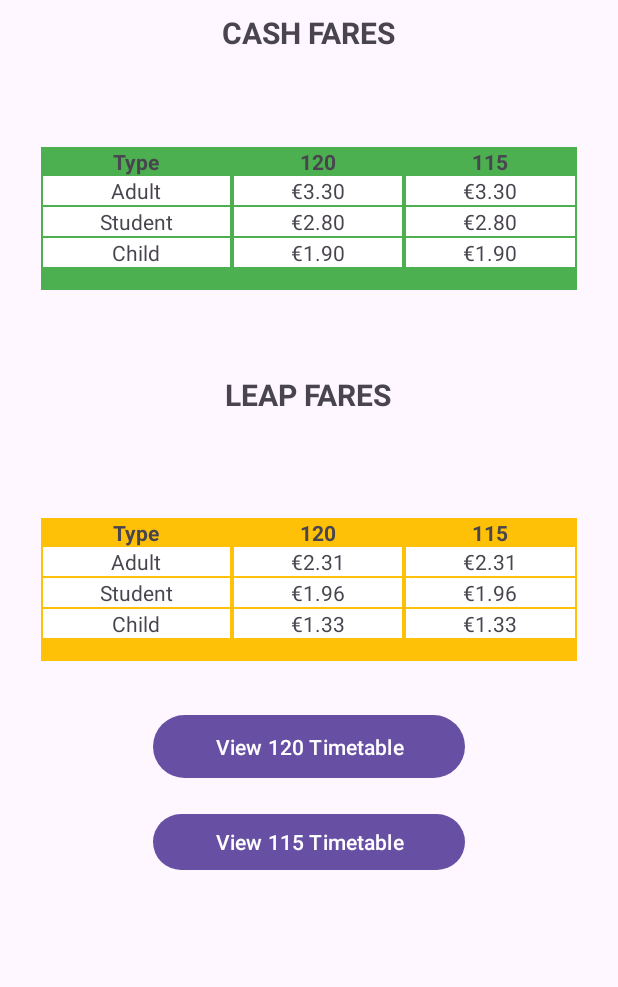
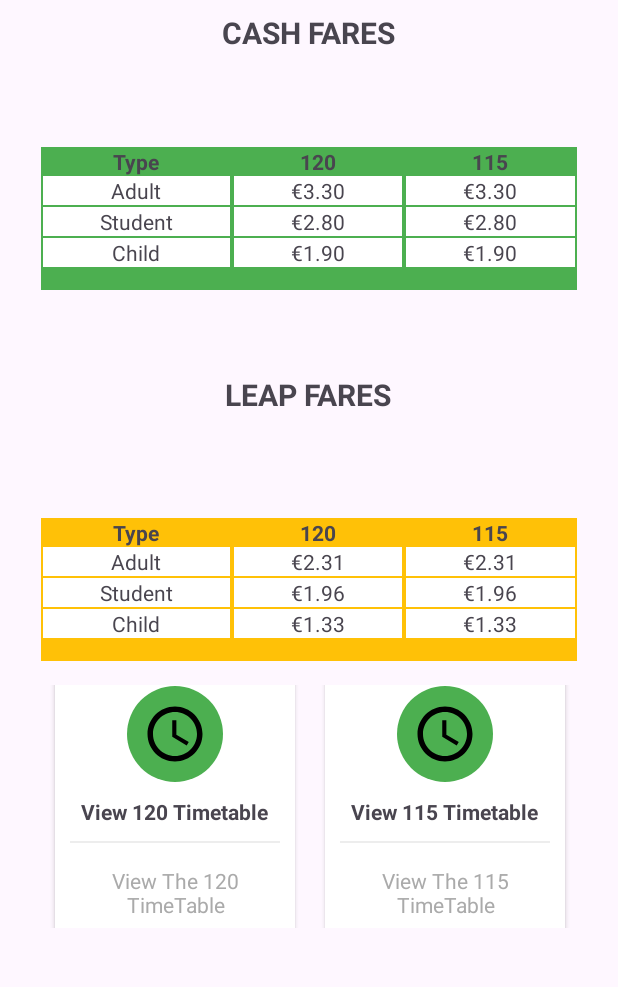
Before and after one commit to elialuko/FinalYearProject, an Android app: the Fares screen opened directly, with no data from a screen before it, on a phone screen of 412 x 824 dp, the part 231-1218 px from its top. Run offline under Robolectric (Android 15) with nearby library versions, the phone set to English and light mode, and no system bars.

Commit message:
Initial Commit

```diff
--- a/app/src/main/AndroidManifest.xml
+++ b/app/src/main/AndroidManifest.xml
@@ -18,6 +18,12 @@
         android:theme="@style/Theme.Busbooking"
         android:usesCleartextTraffic="true"
         tools:targetApi="31">
+        <activity
+            android:name=".EditUser"
+            android:exported="false" />
+        <activity
+            android:name=".Profile"
+            android:exported="false" />
         <activity
             android:name=".ReportAnalytics"
             android:exported="false" />
--- a/app/src/main/java/com/example/busbooking/Fares.java
+++ b/app/src/main/java/com/example/busbooking/Fares.java
@@ -1,39 +1,45 @@
 package com.example.busbooking;
 
 import androidx.appcompat.app.AppCompatActivity;
+import androidx.cardview.widget.CardView;
 
 import android.content.Intent;
 import android.os.Bundle;
 import android.view.View;
 import android.widget.Button;
 
-public class Fares extends AppCompatActivity {
+public class Fares extends AppCompatActivity implements View.OnClickListener{
     Button timetable1, timetable2;
+    CardView onetwenty, oneonefive;
 
     @Override
     protected void onCreate(Bundle savedInstanceState) {
         super.onCreate(savedInstanceState);
         setContentView(R.layout.activity_fares);
-        timetable1 = findViewById(R.id.timetable1);
-        timetable2 = findViewById(R.id.timetable2);
+        //timetable1 = findViewById(R.id.timetable1);
+        //timetable2 = findViewById(R.id.timetable2);
+        onetwenty = findViewById(R.id.onetwenty_card);
+        oneonefive = findViewById(R.id.oneonefive_card);
 
-        timetable1.setOnClickListener(new View.OnClickListener() {
-            @Override
-            public void onClick(View v) {
+        onetwenty.setOnClickListener(this);
+        oneonefive.setOnClickListener(this);
+    }
 
-                Intent i = new Intent(getApplicationContext(), Timetable120.class);
+    @Override
+    public void onClick(View v) {
+
+        Intent i;
+        String tag = (String) v.getTag();
+
+        switch (tag){
+            case "onetwenty" : i = new Intent(getApplicationContext(),Timetable120.class);
                 i.putExtra("pdf_120","https://www.transportforireland.ie/wp-content/uploads/2019/12/GAI_TFI-120-120C-1.pdf");
                 startActivity(i);
-            }
-        });
-
-        timetable2.setOnClickListener(new View.OnClickListener() {
-            @Override
-            public void onClick(View v) {
-                Intent i = new Intent(getApplicationContext(), Timetable115.class);
+                break;
+                case "oneonefive" : i = new Intent(getApplicationContext(),Timetable115.class);
                 i.putExtra("pdf_115","https://www.buseireann.ie/timetables/115-1700571622.pdf");
                 startActivity(i);
-            }
-        });
+                break;
     }
 }
+}
--- a/app/src/main/java/com/example/busbooking/Welcome.java
+++ b/app/src/main/java/com/example/busbooking/Welcome.java
@@ -50,7 +50,7 @@ public class Welcome extends AppCompatActivity implements View.OnClickListener {
             case "reports" : i = new Intent(Welcome.this, Reports.class);
             startActivity(i);
             break;
-            case "tickets" : i = new Intent(Welcome.this, com.example.busbooking.List.class);
+            case "tickets" : i = new Intent(Welcome.this, Profile.class);
             startActivity(i);
             break;
             case "analytics" : i = new Intent(Welcome.this, Analytics.class);
--- /dev/null
+++ b/app/src/main/res/drawable/baseline_account_box_24.xml
@@ -0,0 +1,5 @@
+<vector android:height="24dp" android:tint="#000000"
+    android:viewportHeight="24" android:viewportWidth="24"
+    android:width="24dp" xmlns:android="http://schemas.android.com/apk/res/android">
+    <path android:fillColor="@android:color/white" android:pathData="M19,3H5C3.9,3 3,3.9 3,5v14c0,1.1 0.9,2 2,2h14c1.1,0 2,-0.9 2,-2V5C21,3.9 20.1,3 19,3zM12,6c1.93,0 3.5,1.57 3.5,3.5c0,1.93 -1.57,3.5 -3.5,3.5s-3.5,-1.57 -3.5,-3.5C8.5,7.57 10.07,6 12,6zM19,19H5v-0.23c0,-0.62 0.28,-1.2 0.76,-1.58C7.47,15.82 9.64,15 12,15s4.53,0.82 6.24,2.19c0.48,0.38 0.76,0.97 0.76,1.58V19z"/>
+</vector>
--- /dev/null
+++ b/app/src/main/res/drawable/baseline_build_24.xml
@@ -0,0 +1,5 @@
+<vector android:height="24dp" android:tint="#000000"
+    android:viewportHeight="24" android:viewportWidth="24"
+    android:width="24dp" xmlns:android="http://schemas.android.com/apk/res/android">
+    <path android:fillColor="@android:color/white" android:pathData="M22.7,19l-9.1,-9.1c0.9,-2.3 0.4,-5 -1.5,-6.9 -2,-2 -5,-2.4 -7.4,-1.3L9,6 6,9 1.6,4.7C0.4,7.1 0.9,10.1 2.9,12.1c1.9,1.9 4.6,2.4 6.9,1.5l9.1,9.1c0.4,0.4 1,0.4 1.4,0l2.3,-2.3c0.5,-0.4 0.5,-1.1 0.1,-1.4z"/>
+</vector>
--- /dev/null
+++ b/app/src/main/res/drawable/baseline_schedule_24.xml
@@ -0,0 +1,6 @@
+<vector android:height="24dp" android:tint="#000000"
+    android:viewportHeight="24" android:viewportWidth="24"
+    android:width="24dp" xmlns:android="http://schemas.android.com/apk/res/android">
+    <path android:fillColor="@android:color/white" android:pathData="M11.99,2C6.47,2 2,6.48 2,12s4.47,10 9.99,10C17.52,22 22,17.52 22,12S17.52,2 11.99,2zM12,20c-4.42,0 -8,-3.58 -8,-8s3.58,-8 8,-8 8,3.58 8,8 -3.58,8 -8,8z"/>
+    <path android:fillColor="@android:color/white" android:pathData="M12.5,7H11v6l5.25,3.15 0.75,-1.23 -4.5,-2.67z"/>
+</vector>
--- a/app/src/main/res/layout/activity_fares.xml
+++ b/app/src/main/res/layout/activity_fares.xml
@@ -337,24 +337,110 @@
 
     </TableLayout>
 
-    <Button
-        android:id="@+id/timetable1"
-        android:layout_width="208dp"
-        android:layout_height="50dp"
-        android:layout_marginTop="32dp"
-        android:text="View 120 Timetable"
+    <LinearLayout
+        android:layout_width="419dp"
+        android:layout_height="162dp"
+        android:layout_marginTop="16dp"
+        android:clipToPadding="false"
+        android:gravity="center"
         app:layout_constraintEnd_toEndOf="parent"
         app:layout_constraintStart_toStartOf="parent"
-        app:layout_constraintTop_toBottomOf="@+id/tableLayout3" />
+        app:layout_constraintTop_toBottomOf="@+id/tableLayout3">
 
-    <Button
-        android:id="@+id/timetable2"
-        android:layout_width="208dp"
-        android:layout_height="45dp"
-        android:layout_marginTop="16dp"
-        android:text="View 115 Timetable"
-        app:layout_constraintEnd_toEndOf="parent"
-        app:layout_constraintStart_toStartOf="parent"
-        app:layout_constraintTop_toBottomOf="@+id/timetable1" />
+        <androidx.cardview.widget.CardView
+            android:id="@+id/onetwenty_card"
+            android:layout_width="160dp"
+            android:layout_height="190dp"
+            android:layout_margin="10dp"
+            android:clickable="true"
+            android:foreground="?android:attr/selectableItemBackground"
+            android:tag="onetwenty">
+
+            <LinearLayout
+                android:layout_width="match_parent"
+                android:layout_height="match_parent"
+                android:gravity="center"
+                android:orientation="vertical">
+
+                <ImageView
+                    android:layout_width="64dp"
+                    android:layout_height="64dp"
+                    android:background="@drawable/circlebackgroundgreen"
+                    android:padding="10dp"
+                    android:src="@drawable/baseline_schedule_24" />
+
+                <TextView
+                    android:layout_width="wrap_content"
+                    android:layout_height="wrap_content"
+                    android:layout_marginTop="10dp"
+                    android:text="View 120 Timetable"
+                    android:textStyle="bold" />
+
+                <View
+                    android:layout_width="match_parent"
+                    android:layout_height="1dp"
+                    android:layout_margin="10dp"
+                    android:background="@color/lightgray" />
+
+                <TextView
+                    android:layout_width="wrap_content"
+                    android:layout_height="wrap_content"
+                    android:gravity="center"
+                    android:padding="5dp"
+                    android:text="View The 120 TimeTable"
+                    android:textColor="@android:color/darker_gray" />
+            </LinearLayout>
+
+        </androidx.cardview.widget.CardView>
+
+
+        <androidx.cardview.widget.CardView
+            android:id="@+id/oneonefive_card"
+            android:layout_width="160dp"
+            android:layout_height="190dp"
+            android:layout_margin="10dp"
+            android:clickable="true"
+            android:foreground="?android:attr/selectableItemBackground"
+            android:tag="oneonefive">
+
+            <LinearLayout
+                android:layout_width="match_parent"
+                android:layout_height="match_parent"
+                android:gravity="center"
+                android:orientation="vertical">
+
+                <ImageView
+                    android:layout_width="64dp"
+                    android:layout_height="64dp"
+                    android:background="@drawable/circlebackgroundgreen"
+                    android:padding="10dp"
+                    android:src="@drawable/baseline_schedule_24" />
+
+                <TextView
+                    android:layout_width="wrap_content"
+                    android:layout_height="wrap_content"
+                    android:layout_marginTop="10dp"
+                    android:text="View 115 Timetable"
+                    android:textStyle="bold" />
+
+                <View
+                    android:layout_width="match_parent"
+                    android:layout_height="1dp"
+                    android:layout_margin="10dp"
+                    android:background="@color/lightgray" />
+
+                <TextView
+                    android:layout_width="wrap_content"
+                    android:layout_height="wrap_content"
+                    android:gravity="center"
+                    android:padding="5dp"
+                    android:text="View The 115 TimeTable"
+                    android:textColor="@android:color/darker_gray" />
+
+            </LinearLayout>
+
+        </androidx.cardview.widget.CardView>
+
+    </LinearLayout>
 
 </androidx.constraintlayout.widget.ConstraintLayout>
```
Also changed, not shown: app/src/main/java/com/example/busbooking/EditUser.java (added, +82 -0 lines), app/src/main/java/com/example/busbooking/Profile.java (added, +75 -0 lines), app/src/main/res/layout/activity_edit_user.xml (added, +176 -0 lines), app/src/main/res/layout/activity_profile.xml (added, +132 -0 lines), app/src/main/res/layout/activity_welcome.xml (+4 -4 lines), app/src/main/res/layout/entry.xml (+10 -4 lines), app/src/main/res/layout/greenheader.xml (added, +7 -0 lines).
